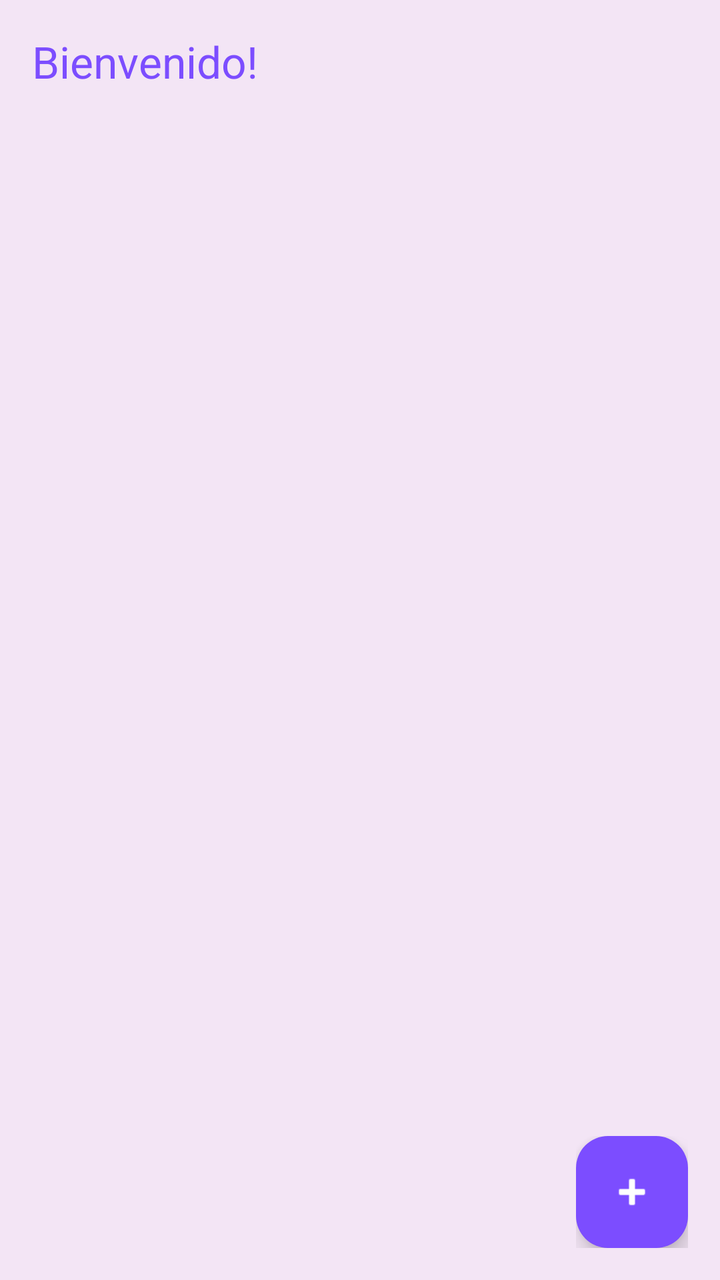
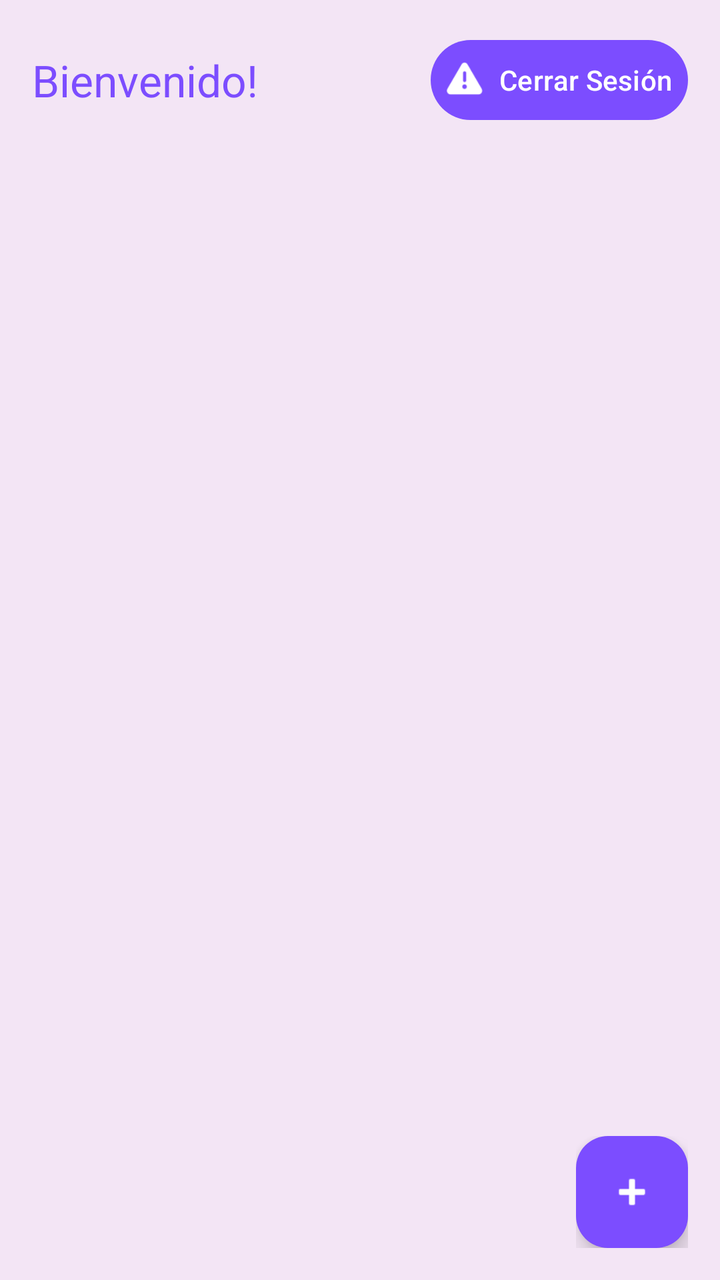

Two renders of the same Android screen: before a commit and after it. Below are the layout's source before the change and the commit's diff.
<!-- AndroidManifest.xml: application theme Theme.LoginYCardView -->
<!-- res/layout/activity_principal.xml -->
<FrameLayout xmlns:android="http://schemas.android.com/apk/res/android"
    xmlns:app="http://schemas.android.com/apk/res-auto"
    android:layout_width="match_parent"
    android:layout_height="match_parent">

    
    <LinearLayout
        android:layout_width="match_parent"
        android:layout_height="match_parent"
        android:orientation="vertical"
        android:padding="16dp"
        android:background="@color/backgroundColor"> 

        
        <TextView
            android:id="@+id/textViewUser"
            android:layout_width="wrap_content"
            android:layout_height="wrap_content"
            android:text="Bienvenido!"
            android:textSize="22sp"
            android:textColor="@color/primaryColor" /> 

        
        <androidx.recyclerview.widget.RecyclerView
            android:id="@+id/recyclerView"
            android:layout_width="match_parent"
            android:layout_height="match_parent"/>
    </LinearLayout>

    
    <LinearLayout
        android:layout_width="wrap_content"
        android:layout_height="wrap_content"
        android:layout_gravity="bottom|end"
        android:orientation="vertical"
        android:padding="16dp">

        
        <com.google.android.material.floatingactionbutton.FloatingActionButton
            android:id="@+id/fab_add"
            android:layout_width="wrap_content"
            android:layout_height="wrap_content"
            android:contentDescription="Añadir Profesor"
            android:src="@android:drawable/ic_input_add"
            app:backgroundTint="@color/primaryColor"
            app:tint="@android:color/white"/>
    </LinearLayout>
</FrameLayout>
<!-- resources referenced by this layout -->
<resources>
  <color name="backgroundColor">#F3E5F5</color>
  <color name="primaryColor">#7C4DFF</color>
  <style name="Theme.LoginYCardView" parent="Base.Theme.LoginYCardView" />
  <style name="Base.Theme.LoginYCardView" parent="Theme.Material3.DayNight.NoActionBar">
          
          
      </style>
</resources>

<!-- the commit's change to res/layout/activity_principal.xml (unified diff, before → after) -->
@@ -12,19 +12,42 @@
         android:background="@color/backgroundColor"> 
 
         
-        <TextView
-            android:id="@+id/textViewUser"
-            android:layout_width="wrap_content"
+        <LinearLayout
+            android:layout_width="match_parent"
             android:layout_height="wrap_content"
-            android:text="Bienvenido!"
-            android:textSize="22sp"
-            android:textColor="@color/primaryColor" /> 
+            android:orientation="horizontal"
+            android:gravity="center_vertical"
+            android:layout_marginBottom="16dp">
+
+            
+            <TextView
+                android:id="@+id/textViewUser"
+                android:layout_width="0dp"
+                android:layout_height="wrap_content"
+                android:layout_weight="1"
+                android:text="Bienvenido!"
+                android:textSize="22sp"
+                android:textColor="@color/primaryColor"
+                android:layout_marginEnd="8dp" /> 
+
+            
+            <com.google.android.material.button.MaterialButton
+                android:id="@+id/btn_logout"
+                android:layout_width="wrap_content"
+                android:layout_height="wrap_content"
+                android:padding="8dp"
+                android:text="Cerrar Sesión"
+                android:textColor="@android:color/white"
+                app:backgroundTint="@color/primaryColor"
+                app:icon="@android:drawable/ic_dialog_alert" />
+        </LinearLayout>
 
         
         <androidx.recyclerview.widget.RecyclerView
             android:id="@+id/recyclerView"
             android:layout_width="match_parent"
-            android:layout_height="match_parent"/>
+            android:layout_height="0dp"
+            android:layout_weight="1" />
     </LinearLayout>
 
     
@@ -43,6 +66,6 @@
             android:contentDescription="Añadir Profesor"
             android:src="@android:drawable/ic_input_add"
             app:backgroundTint="@color/primaryColor"
-            app:tint="@android:color/white"/>
+            app:tint="@android:color/white" />
     </LinearLayout>
 </FrameLayout>
